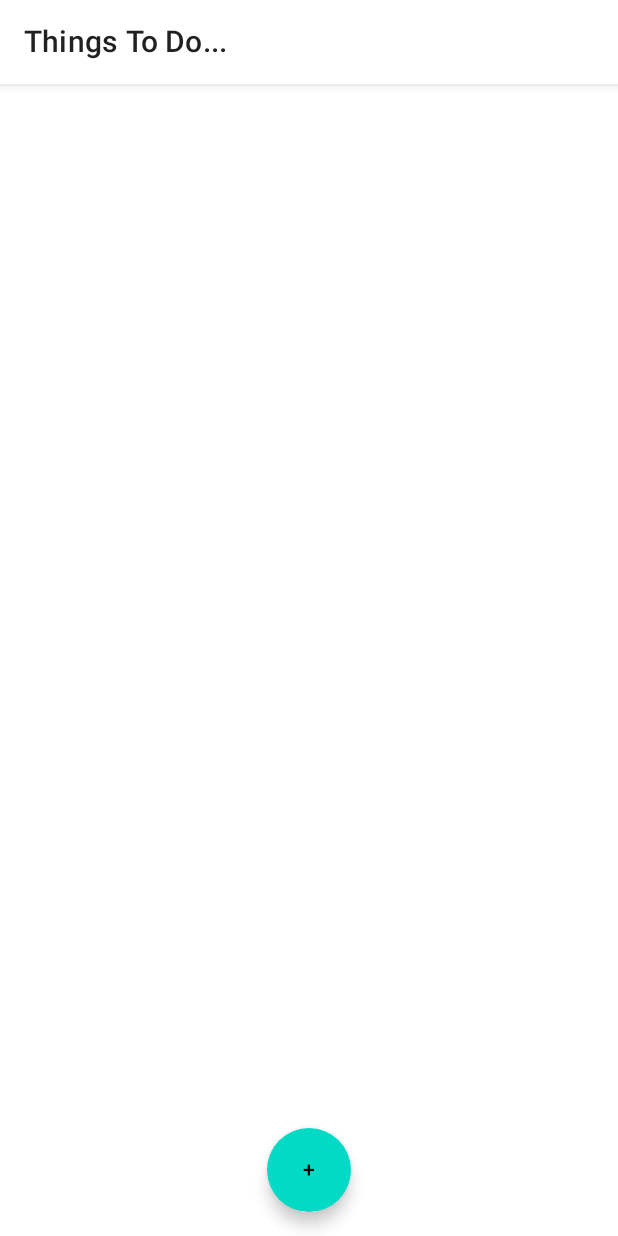
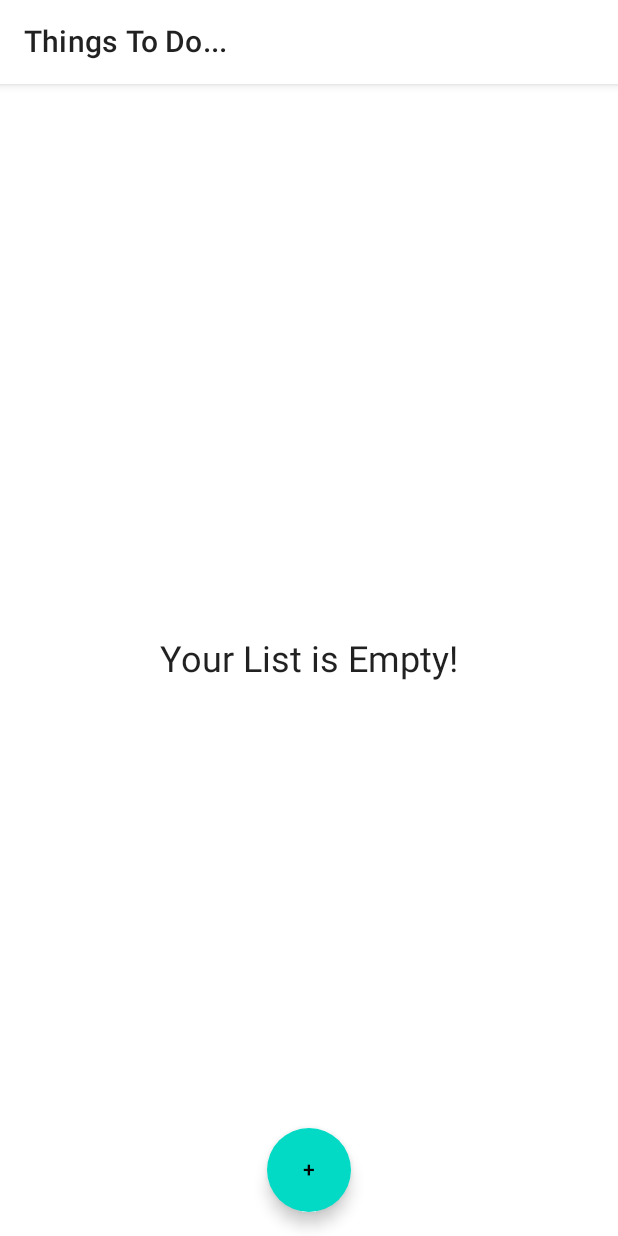
Before and after one commit to ba87688/Compose-Todo, an Android app built with Jetpack Compose: the screen it shows after launch (MainActivity), on a phone screen of 412 x 824 dp. Run offline under Robolectric (Android 15) with nearby library versions, the phone set to English and light mode, and no system bars; our stand-ins replace Dagger/Hilt's generated code, Room's generated code; 1 statement that could not run was skipped.

Commit message:
updated card and delete button

```diff
--- a/app/src/main/java/com/example/composetodo/screens/HomeScreen.kt
+++ b/app/src/main/java/com/example/composetodo/screens/HomeScreen.kt
@@ -3,6 +3,10 @@ package com.example.composetodo.screens
 import android.annotation.SuppressLint
 import android.util.Log
 import androidx.compose.foundation.clickable
+import androidx.compose.foundation.layout.Arrangement
+import androidx.compose.foundation.layout.Column
+import androidx.compose.foundation.layout.fillMaxSize
+import androidx.compose.foundation.layout.fillMaxWidth
 import androidx.compose.material.*
 import androidx.compose.runtime.Composable
 import androidx.compose.runtime.mutableStateOf
@@ -11,6 +15,7 @@ import androidx.compose.runtime.setValue
 
 import androidx.compose.runtime.remember
 import androidx.compose.runtime.rememberCoroutineScope
+import androidx.compose.ui.Alignment
 import androidx.compose.ui.Modifier
 import androidx.compose.ui.graphics.Color
 import androidx.compose.ui.platform.LocalContext
@@ -33,21 +38,20 @@ import kotlinx.coroutines.launch
 fun HomeScreen(
     i: NavHostController,
     mainViewModel: MainViewModel
-){
-//    val homeViewModel: ToDoListViewModel = viewModel(factory = factoryModel)
-
+) {
     val navController = rememberNavController()
     val r = LocalContext.current
     val composableScope = rememberCoroutineScope()
     val lifecycleOwner = LocalLifecycleOwner.current
 
     //CURRENT elections
-    var list = mutableListOf<ToDoItem>()
+    var list = remember {
+            mutableListOf<ToDoItem>()
+        }
 
 
     var showWebView by remember { mutableStateOf(false) }
 //    var isDialogShown by remember { mutableStateOf(mainViewModel.getDialogShown()) }
-
 
 
     Scaffold(
@@ -66,15 +70,18 @@ fun HomeScreen(
         drawerContent = { Text(text = "drawerContent") },
         content = {
 
-            mainViewModel.currentToDoList.observe(lifecycleOwner, Observer { it ->
+            mainViewModel.currentToDoList.observe(
+                lifecycleOwner, Observer { it ->
                 val data = it.data
+
                 if (data != null) {
-                    list.clear()
-                    list.addAll(data)
-                    showWebView = true
+                    if (!data.isEmpty()) {
+                        list.clear()
+                        list.addAll(data)
+                        showWebView = true
 
-
-                    mainViewModel.setButtonStatus(list)
+                        mainViewModel.setButtonStatus(list)
+                    }
                 } else {
                     Log.d("TAG", "Scaf: LIVE DATA IS  NULL")
 
@@ -83,17 +90,26 @@ fun HomeScreen(
 
 //            val lifecycleOwner = LocalLifecycleOwner.current
             if (showWebView) {
-                ToDoCard(list = list, i, mainViewModel)
+                ToDoCard(list = list, i, mainViewModel = mainViewModel)
 
+            } else {
+                Column(
+                    modifier = Modifier.fillMaxSize(),
+                    horizontalAlignment = Alignment.CenterHorizontally,
+                    verticalArrangement = Arrangement.Center
+                ) {
+                    Text(
+                        text = "Your List is Empty!",
+                        style = MaterialTheme.typography.h5
+                    )
+                }
             }
 
         },
 
         )
 
-
-
-    if(mainViewModel.isDialogShown){
+    if (mainViewModel.isDialogShown) {
         CustomDialog(
             onDismiss = {
                 mainViewModel.onDismissDialog()
@@ -104,6 +120,4 @@ fun HomeScreen(
             mainViewModel
         )
     }
-
-
 }
--- a/app/src/main/java/com/example/composetodo/screens/ToDoAddToList.kt
+++ b/app/src/main/java/com/example/composetodo/screens/ToDoAddToList.kt
@@ -40,7 +40,7 @@ fun ToDoAddToList(
         val offset = Offset(5.0f, 10.0f)
 
         Text(
-            text = "nameOf",
+            text = "Adding a task:",
             style = TextStyle(
                 color = Color.DarkGray,
                 fontSize = 24.sp,
@@ -60,7 +60,7 @@ fun ToDoAddToList(
             onValueChange = {
                 nameText = it
             },
-            label = { Text(text = "Title is...") }
+            label = { Text(text = "Task title is...") }
         )
 
         var descriptionText by remember {
```
Also changed, not shown: app/src/main/java/com/example/composetodo/repository/ToDoListRepository.kt (+11 -0 lines), app/src/main/java/com/example/composetodo/screens/screenelements/CustomDialog.kt (+17 -4 lines), app/src/main/java/com/example/composetodo/screens/screenelements/ToDoCard.kt (+5 -69 lines), app/src/main/java/com/example/composetodo/viewmodels/ToDoListViewModel.kt (+9 -30 lines).
